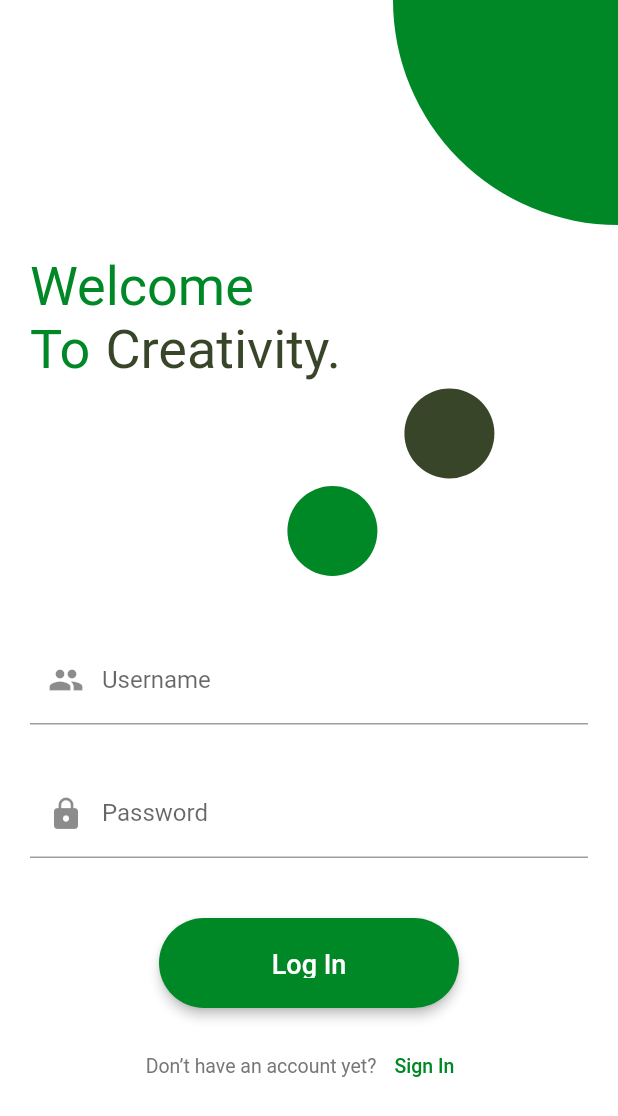
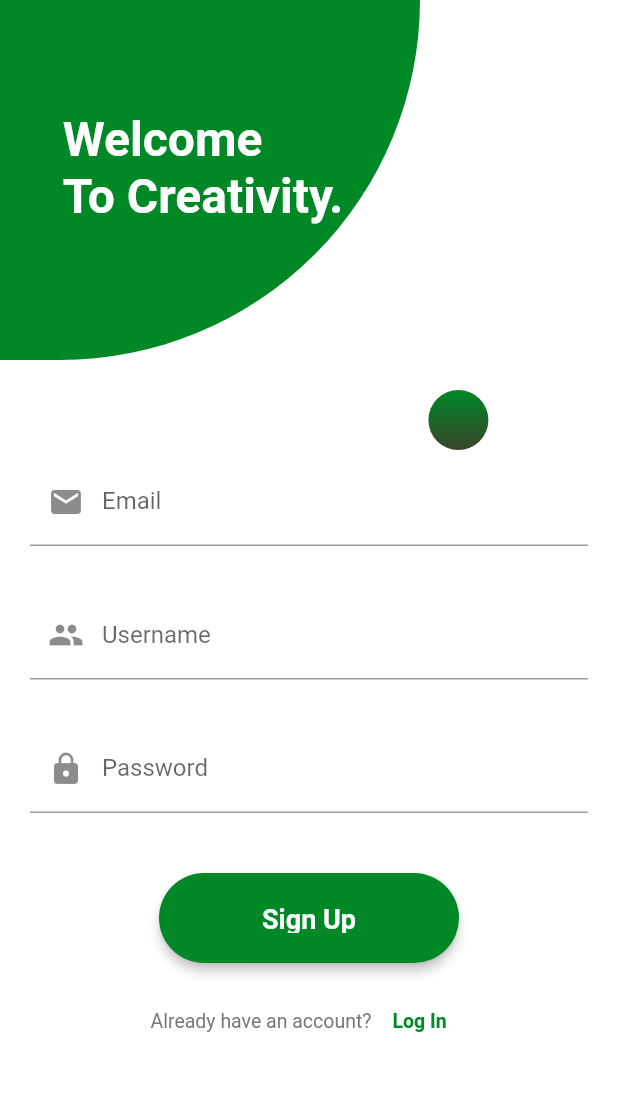
Before and after one commit to Rudy-Menekam/login_ui, a Flutter app: the screen it shows after launch, on a phone screen of 412 x 824 dp. Shown: the top 1116 px of the screen. Run offline on Flutter 3.47's test engine with Material 2 defaults, Android fonts, the phone set to English and light mode, and no system bars; missing offline and left inert: mix.

Commit message:
Signup UI

```diff
--- a/lib/main.dart
+++ b/lib/main.dart
@@ -17,7 +17,7 @@ class LoginUI extends StatelessWidget {
       theme: ThemeData(
         primarySwatch: Colors.blue,
       ),
-      home: LogIn(),
+      home: SignUp(),
       routes: {
         // 'login': (context) => LogIn(),
         'signup': (context) => SignUp(),
--- a/lib/pages/login.dart
+++ b/lib/pages/login.dart
@@ -26,6 +26,7 @@ class LogIn extends StatelessWidget {
                 ),
               ),
               Container(
+                alignment: Alignment.topLeft,
                 padding: EdgeInsets.all(20),
                 child: Column(
                   crossAxisAlignment: CrossAxisAlignment.start,
@@ -35,6 +36,7 @@ class LogIn extends StatelessWidget {
                       style: TextStyle(
                         fontSize: 36,
                         color: Color(0xFF008827),
+                        fontWeight: FontWeight.bold,
                       ),
                     ),
                     Row(
@@ -44,6 +46,7 @@ class LogIn extends StatelessWidget {
                           style: TextStyle(
                             fontSize: 36,
                             color: Color(0xFF008827),
+                            fontWeight: FontWeight.bold,
                           ),
                         ),
                         SizedBox(
@@ -54,18 +57,16 @@ class LogIn extends StatelessWidget {
                           style: TextStyle(
                             fontSize: 36,
                             color: Color(0xFF384529),
+                            fontWeight: FontWeight.bold,
                           ),
                         ),
                       ],
                     ),
-                    const SizedBox(
-                      height: 5,
-                    ),
                     Align(
                       alignment: const Alignment(0.6, -0.1),
                       child: Container(
-                        height: 60,
-                        width: 60,
+                        height: 40,
+                        width: 40,
                         decoration: const BoxDecoration(
                           shape: BoxShape.circle,
                           color: Color(0xFF384529),
@@ -79,8 +80,8 @@ class LogIn extends StatelessWidget {
                     Align(
                       alignment: const Alignment(0.1, -0.1),
                       child: Container(
-                        height: 60,
-                        width: 60,
+                        height: 40,
+                        width: 40,
                         decoration: const BoxDecoration(
                           shape: BoxShape.circle,
                           color: Color(0xFF008827),
@@ -111,9 +112,12 @@ class LogIn extends StatelessWidget {
                           width: 200,
                           child: ElevatedButton(
                             onPressed: () {},
-                            child: Text(
+                            child: const Text(
                               'Log In',
-                              style: TextStyle(fontSize: 18),
+                              style: TextStyle(
+                                fontSize: 18,
+                                fontWeight: FontWeight.bold,
+                              ),
                             ),
                             style: ElevatedButton.styleFrom(
                                 primary: Color(0xFF008827),
@@ -136,11 +140,12 @@ class LogIn extends StatelessWidget {
                             ),
                             TextButton(
                                 onPressed: () {},
-                                child: Text(
+                                child: const Text(
                                   'Sign In',
                                   style: TextStyle(
                                     color: Color(0xFF008827),
                                     fontSize: 13,
+                                    fontWeight: FontWeight.bold,
                                   ),
                                 )),
                           ],
--- a/lib/pages/signup.dart
+++ b/lib/pages/signup.dart
@@ -1,8 +1,138 @@
 import 'package:flutter/material.dart';
 
 class SignUp extends StatelessWidget {
+  TextEditingController username = TextEditingController();
+  TextEditingController password = TextEditingController();
+  TextEditingController email = TextEditingController();
   @override
   Widget build(BuildContext context) {
-    return Container();
+    return Scaffold(
+      body: Center(
+        child: Container(
+          color: Colors.white,
+          child: Column(
+            crossAxisAlignment: CrossAxisAlignment.start,
+            children: [
+              Align(
+                alignment: Alignment.topLeft,
+                child: Container(
+                    width: 280,
+                    height: 240,
+                    decoration: const BoxDecoration(
+                      color: Color(0xFF008827),
+                      borderRadius:
+                          BorderRadius.only(bottomRight: Radius.circular(300)),
+                    ),
+                    child: const Align(
+                        alignment: Alignment(-0.1, -0.1),
+                        child: Text(
+                          'Welcome \nTo Creativity.',
+                          style: TextStyle(
+                            fontSize: 32,
+                            color: Colors.white,
+                            fontWeight: FontWeight.bold,
+                          ),
+                        ))),
+              ),
+              Container(
+                padding: EdgeInsets.all(20),
+                child: Column(
+                  crossAxisAlignment: CrossAxisAlignment.start,
+                  children: [
+                    Align(
+                      alignment: const Alignment(0.6, -0.3),
+                      child: Container(
+                        height: 40,
+                        width: 40,
+                        decoration: const BoxDecoration(
+                          gradient: LinearGradient(
+                              begin: Alignment.bottomCenter,
+                              end: Alignment.topCenter,
+                              colors: [Color(0xFF384529), Color(0xFF008827)]),
+                          shape: BoxShape.circle,
+                          //color: Color(0xFF384529),
+                        ),
+                        padding: const EdgeInsets.all(40.0),
+                      ),
+                    ),
+                    const SizedBox(
+                      height: 5,
+                    ),
+                    Column(
+                      children: [
+                        TextField(
+                            controller: email,
+                            decoration: const InputDecoration(
+                              labelText: "Email",
+                              prefixIcon: Icon(Icons.mail),
+                            )),
+                        Container(height: 30),
+                        TextField(
+                            controller: username,
+                            decoration: const InputDecoration(
+                              labelText: "Username",
+                              prefixIcon: Icon(Icons.people),
+                            )),
+                        Container(height: 30),
+                        TextField(
+                            controller: password,
+                            decoration: InputDecoration(
+                              prefixIcon: Icon(Icons.lock),
+                              labelText: "Password",
+                            )),
+                        Container(height: 40),
+                        SizedBox(
+                          height: 60,
+                          width: 200,
+                          child: ElevatedButton(
+                            onPressed: () {},
+                            child: const Text(
+                              'Sign Up',
+                              style: TextStyle(
+                                fontSize: 18,
+                                fontWeight: FontWeight.bold,
+                              ),
+                            ),
+                            style: ElevatedButton.styleFrom(
+                                primary: Color(0xFF008827),
+                                elevation: 3,
+                                shape: RoundedRectangleBorder(
+                                    borderRadius: BorderRadius.circular(30)),
+                                padding: EdgeInsets.all(20)),
+                          ),
+                        ),
+                        Container(height: 15),
+                        Row(
+                          mainAxisAlignment: MainAxisAlignment.center,
+                          children: [
+                            const Text(
+                              'Already have an account?',
+                              style: TextStyle(
+                                color: Color(0xFF787777),
+                                fontSize: 13,
+                              ),
+                            ),
+                            TextButton(
+                                onPressed: () {},
+                                child: Text(
+                                  'Log In',
+                                  style: TextStyle(
+                                    color: Color(0xFF008827),
+                                    fontSize: 13,
+                                    fontWeight: FontWeight.bold,
+                                  ),
+                                )),
+                          ],
+                        )
+                      ],
+                    )
+                  ],
+                ),
+              ),
+            ],
+          ),
+        ),
+      ),
+    );
   }
 }
--- a/lib/pages/splash_screen.dart
+++ b/lib/pages/splash_screen.dart
@@ -20,7 +20,8 @@ class SplashScreen extends StatelessWidget {
       textColor($onPrimary),
       font(
         color: Colors.white,
-        size: 28,
+        size: 36,
+        weight: FontWeight.bold,
       ),
       press(
         scale(0.9),
```
